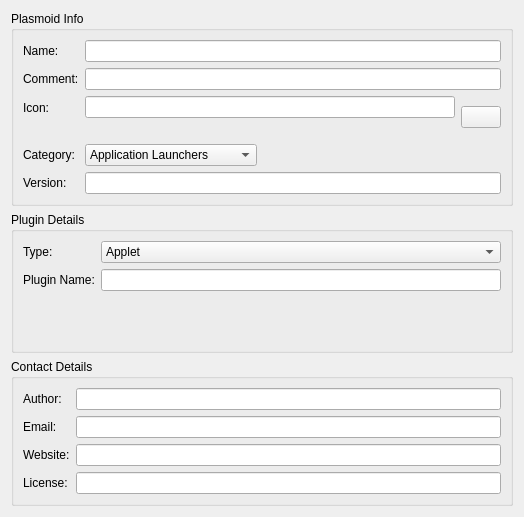
This is editors/metadata/metadata.ui in KDE/plasma-sdk as Qt 5 draws it before an edit. The edited form follows.
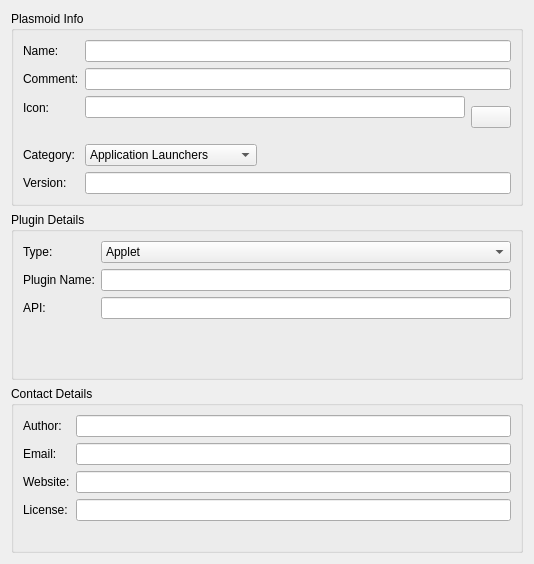
This is the edited form. Custom widgets are drawn as their Qt base class.

Commit message: - Add the ability to specify the script API in use.

Diff of the .ui file:
```diff
--- a/editors/metadata/metadata.ui
+++ b/editors/metadata/metadata.ui
@@ -6,8 +6,8 @@
    <rect>
     <x>0</x>
     <y>0</y>
-    <width>524</width>
-    <height>517</height>
+    <width>534</width>
+    <height>564</height>
    </rect>
   </property>
   <property name="windowTitle">
@@ -229,6 +229,16 @@
       <item row="1" column="1">
        <widget class="KLineEdit" name="pluginname_edit"/>
       </item>
+      <item row="2" column="0">
+       <widget class="QLabel" name="label_12">
+        <property name="text">
+         <string>API:</string>
+        </property>
+       </widget>
+      </item>
+      <item row="2" column="1">
+       <widget class="KLineEdit" name="api_edit"/>
+      </item>
      </layout>
     </widget>
    </item>
```
The commit also changes 1 other file.
